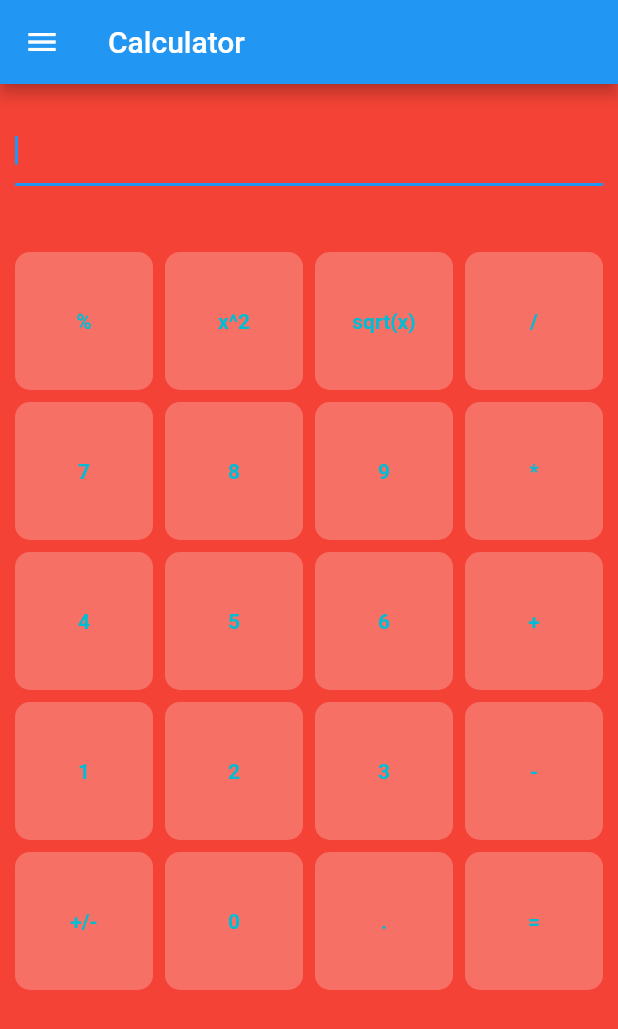
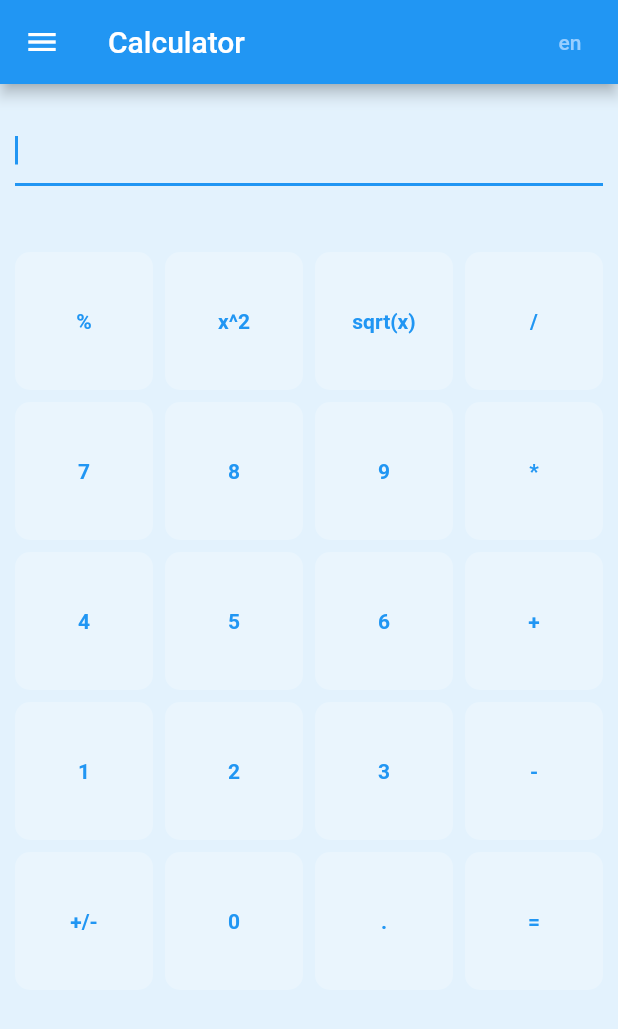
Before and after one commit to Anastasia1487/calculator, a Flutter app: the screen it shows after launch, in the side drawer, after a tap on "en", on a phone screen of 412 x 824 dp. Shown: the top 1029 px of the screen. Run offline on Flutter 3.47's test engine with Material 2 defaults, Android fonts, the phone set to English and light mode, and no system bars; our stand-ins replace easy_localization, flutter_riverpod; missing offline and left inert: desktop_window, function_tree, window_manager.

Commit message:
Темы 0.4

```diff
--- a/lib/custom_colors.dart
+++ b/lib/custom_colors.dart
@@ -2,6 +2,17 @@ import 'dart:ui';
 
 class CustomColors{
   static const Color lightThemeMenu = Color(0xFF98CEFF);
-  static const Color darkThemeMenu = Color(0xFF1E1B1B);
+  static const Color lightThemeMainBody = Color(0xffe3f2fd);
+  static const Color selectedMenuItem = Color(0xff002ad2);
+  static const Color lightThemeMenuBar = Color(0xffe1f5fe);
+
+  static const Color darkThemeMenu = Color(0xFF424242);
+  static const Color darkThemeMenuBar = Color(0xff2a2a2a);
+  static const Color darkTextMenuBar = Color(0xFFBDBDBD);
+
+
   static const Color warmThemeMenu = Color(0xFFFF8244);
+
+
+
 }
--- a/lib/custom_theme.dart
+++ b/lib/custom_theme.dart
@@ -6,14 +6,24 @@ class CustomTheme with ChangeNotifier {
   static ThemeData get lightTheme {
     return ThemeData(
         primaryColor: CustomColors.lightThemeMenu,
-      scaffoldBackgroundColor: Colors.red,
-      textTheme: TextTheme(bodyText2: TextStyle(color: Colors.cyan)),
-      buttonTheme: ButtonThemeData(
-        shape: RoundedRectangleBorder(
-          borderRadius: BorderRadius.circular(18.0),
+        scaffoldBackgroundColor: CustomColors.lightThemeMainBody,
+        canvasColor: CustomColors.lightThemeMenuBar,
+        textTheme: TextTheme(bodyText2: TextStyle(color: Colors.blue)),
+        appBarTheme: const AppBarTheme(
+          backgroundColor: Colors.blue,
+         // color: Colors.white,
         ),
-        buttonColor: Colors.purple,
-      ),
+        expansionTileTheme: const ExpansionTileThemeData(
+            backgroundColor: CustomColors.lightThemeMenu,
+            collapsedBackgroundColor: CustomColors.lightThemeMenu,
+            textColor: Colors.white,
+            collapsedTextColor: Colors.white,
+            iconColor: Colors.white,
+            collapsedIconColor: Colors.white),
+        listTileTheme: ListTileThemeData(
+            textColor: Colors.white
+        )
+
     );
   }
 
@@ -21,13 +31,23 @@ class CustomTheme with ChangeNotifier {
     return ThemeData(
         primaryColor: CustomColors.darkThemeMenu,
         scaffoldBackgroundColor: Colors.grey,
-      textTheme: ThemeData.dark().textTheme,
-      buttonTheme: ButtonThemeData(
-        shape: RoundedRectangleBorder(
-          borderRadius: BorderRadius.circular(18.0),
+        textTheme: TextTheme(bodyText2: TextStyle(color: Colors.white)),
+        canvasColor: CustomColors.darkThemeMenuBar,
+        appBarTheme: const AppBarTheme(
+          backgroundColor: Colors.black,
+        //  color: CustomColors.darkTextMenuBar,
         ),
-        buttonColor: Colors.grey,
+        expansionTileTheme: const ExpansionTileThemeData(
+          backgroundColor: CustomColors.darkThemeMenu,
+          collapsedBackgroundColor: CustomColors.darkThemeMenu,
+          collapsedTextColor: CustomColors.darkTextMenuBar,
+          textColor: CustomColors.darkTextMenuBar,
+          collapsedIconColor: CustomColors.darkTextMenuBar,
+          iconColor: CustomColors.darkTextMenuBar,
         ),
+        listTileTheme: ListTileThemeData(
+        textColor: CustomColors.darkTextMenuBar
+    )
     );
   }
 
@@ -35,12 +55,21 @@ class CustomTheme with ChangeNotifier {
     return ThemeData(
         primaryColor: CustomColors.warmThemeMenu,
         scaffoldBackgroundColor: Colors.greenAccent,
-      textTheme: ThemeData.dark().textTheme,
-      buttonTheme: ButtonThemeData(
-        shape: RoundedRectangleBorder(
-          borderRadius: BorderRadius.circular(18.0),
+        textTheme: TextTheme(bodyText2: TextStyle(color: Colors.deepOrange)),
+        canvasColor: Colors.white,
+        appBarTheme: const AppBarTheme(
+          backgroundColor: Colors.deepOrange,
         ),
-        buttonColor: Colors.green,
+        expansionTileTheme: const ExpansionTileThemeData(
+          backgroundColor: CustomColors.warmThemeMenu,
+          collapsedBackgroundColor: CustomColors.warmThemeMenu,
+          textColor: Colors.white,
+          collapsedTextColor: Colors.white,
+          collapsedIconColor: Colors.white,
+          iconColor: Colors.white,
+        ),
+        listTileTheme: ListTileThemeData(
+            textColor: Colors.white
         ),
     );
   }
--- a/lib/main.dart
+++ b/lib/main.dart
@@ -1,3 +1,4 @@
+import 'package:calculator/custom_colors.dart';
 import 'package:calculator/generated/codegen_loader.g.dart';
 import 'package:calculator/generated/locale_keys.g.dart';
 import 'package:calculator/theme_provider.dart';
@@ -105,7 +106,11 @@ class _GridCountState extends ConsumerState<GridCount> {
         title: Text(LocaleKeys.calculator.tr()),
         actions: [
           TextButton(
-            child: Text(context.locale == const Locale('ru') ? 'ru' : 'en'),
+            child: Text(
+                style: TextStyle(
+                  color: Theme.of(context).primaryColor,
+                ),
+                context.locale == const Locale('ru') ? 'ru' : 'en'),
             onPressed: () {
               if (context.locale == const Locale('ru')) {
                 context.setLocale(const Locale('en'));
@@ -124,7 +129,7 @@ class _GridCountState extends ConsumerState<GridCount> {
               children: [
                 ListTile(
                   title: Text(LocaleKeys.basic.tr()),
-                  textColor: !isExtended ? Colors.green : null,
+                //  textColor: !isExtended ? CustomColors.selectedMenuItem : null,
                   onTap: () {
                     setState(() {
                       isExtended = false;
@@ -134,7 +139,7 @@ class _GridCountState extends ConsumerState<GridCount> {
                 ),
                 ListTile(
                   title:Text(LocaleKeys.advanced.tr()),
-                  textColor: isExtended ? Colors.green : null,
+                  //textColor: isExtended ? CustomColors.selectedMenuItem : null,
                   onTap: () {
                     setState(() {
                       isExtended = true;
```
Lines whose indentation alone changed are shown as unchanged.
